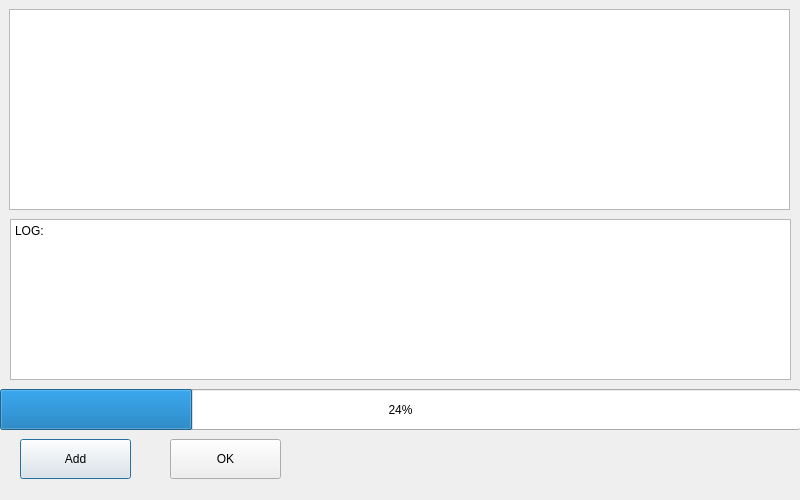
Qt form seprateUI.ui (KONG98/hitMaker) before a commit.
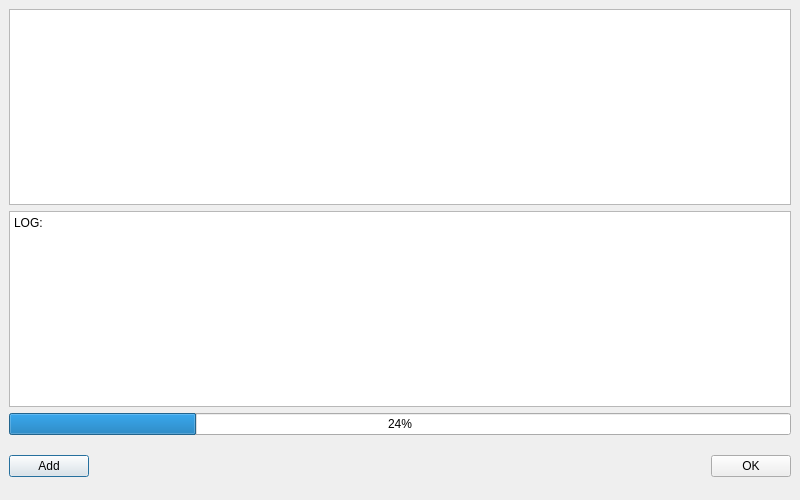
The same form after that commit.

```diff
--- a/seprateUI.ui
+++ b/seprateUI.ui
@@ -13,34 +13,27 @@
   <property name="windowTitle">
    <string>Dialog</string>
   </property>
+  <layout class="QHBoxLayout" name="horizontalLayout_2">
+   <property name="leftMargin">
+    <number>0</number>
+   </property>
+   <property name="topMargin">
+    <number>0</number>
+   </property>
+   <property name="rightMargin">
+    <number>0</number>
+   </property>
+   <property name="bottomMargin">
+    <number>0</number>
+   </property>
+   <item>
   <widget class="QWidget" name="widget_2" native="true">
-   <property name="geometry">
-    <rect>
-     <x>0</x>
-     <y>-1</y>
-     <width>800</width>
-     <height>501</height>
-    </rect>
-   </property>
-   <widget class="QListWidget" name="listWidget">
-    <property name="geometry">
-     <rect>
-      <x>9</x>
-      <y>10</y>
-      <width>781</width>
-      <height>201</height>
-     </rect>
-    </property>
-   </widget>
+     <layout class="QVBoxLayout" name="verticalLayout">
+      <item>
+       <widget class="QListWidget" name="listWidget"/>
+      </item>
+      <item>
    <widget class="QTextBrowser" name="textBrowser">
-    <property name="geometry">
-     <rect>
-      <x>10</x>
-      <y>220</y>
-      <width>781</width>
-      <height>161</height>
-     </rect>
-    </property>
     <property name="html">
      <string>&lt;!DOCTYPE HTML PUBLIC &quot;-//W3C//DTD HTML 4.0//EN&quot; &quot;http://www.w3.org/TR/REC-html40/strict.dtd&quot;&gt;
 &lt;html&gt;&lt;head&gt;&lt;meta name=&quot;qrichtext&quot; content=&quot;1&quot; /&gt;&lt;style type=&quot;text/css&quot;&gt;
@@ -49,46 +42,75 @@
 &lt;p style=&quot; margin-top:0px; margin-bottom:0px; margin-left:0px; margin-right:0px; -qt-block-indent:0; text-indent:0px;&quot;&gt;LOG:&lt;/p&gt;&lt;/body&gt;&lt;/html&gt;</string>
     </property>
    </widget>
+      </item>
+      <item>
    <widget class="QProgressBar" name="progressBar">
-    <property name="geometry">
-     <rect>
-      <x>0</x>
-      <y>390</y>
-      <width>801</width>
-      <height>41</height>
-     </rect>
-    </property>
     <property name="value">
      <number>24</number>
     </property>
    </widget>
+      </item>
+      <item>
+       <widget class="QWidget" name="widget" native="true">
+        <property name="sizePolicy">
+         <sizepolicy hsizetype="Preferred" vsizetype="Fixed">
+          <horstretch>0</horstretch>
+          <verstretch>0</verstretch>
+         </sizepolicy>
+        </property>
+        <property name="minimumSize">
+         <size>
+          <width>50</width>
+          <height>50</height>
+         </size>
+        </property>
+        <layout class="QHBoxLayout" name="horizontalLayout">
+         <property name="leftMargin">
+          <number>0</number>
+         </property>
+         <property name="topMargin">
+          <number>0</number>
+         </property>
+         <property name="rightMargin">
+          <number>0</number>
+         </property>
+         <property name="bottomMargin">
+          <number>0</number>
+         </property>
+         <item>
    <widget class="QPushButton" name="add">
-    <property name="geometry">
-     <rect>
-      <x>20</x>
-      <y>440</y>
-      <width>111</width>
-      <height>40</height>
-     </rect>
-    </property>
     <property name="text">
      <string>Add</string>
     </property>
    </widget>
+         </item>
+         <item>
+          <spacer name="horizontalSpacer">
+           <property name="orientation">
+            <enum>Qt::Horizontal</enum>
+           </property>
+           <property name="sizeHint" stdset="0">
+            <size>
+             <width>40</width>
+             <height>20</height>
+            </size>
+           </property>
+          </spacer>
+         </item>
+         <item>
    <widget class="QPushButton" name="OK">
-    <property name="geometry">
-     <rect>
-      <x>170</x>
-      <y>440</y>
-      <width>111</width>
-      <height>40</height>
-     </rect>
-    </property>
     <property name="text">
      <string>OK</string>
     </property>
    </widget>
-  </widget>
+         </item>
+        </layout>
+       </widget>
+      </item>
+     </layout>
+    </widget>
+   </item>
+  </layout>
  </widget>
  <resources/>
  <connections/>
```
Lines whose indentation alone changed are shown as unchanged.
